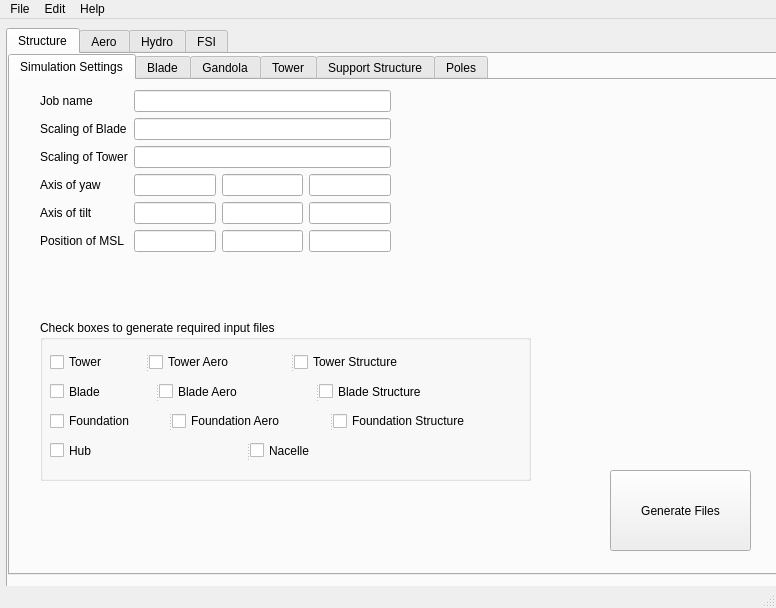
Old version of the form form.ui in the repository Jamal-dev/DeSIO_GUI.
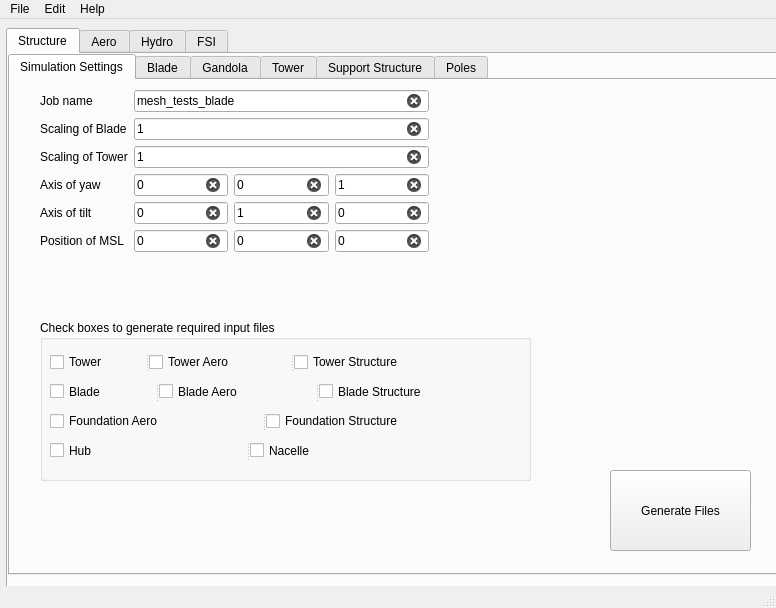
New version of the form. Icons and pictures are not drawn. Custom widgets are drawn as their Qt base class.

Commit message: Generate button functionality is added. Checks on inputs are also added. yaml_converter_py still needs to be improved. By checking some boxes on and off producing errors in the yaml_converter_py/src/main.py. Paths of batch files should be added into the GUI.

Diff of the .ui file:
```diff
--- a/form.ui
+++ b/form.ui
@@ -80,7 +80,7 @@
         <property name="title">
          <string>Check boxes to generate required input files</string>
         </property>
-        <widget class="QWidget" name="">
+        <widget class="QWidget" name="layoutWidget">
          <property name="geometry">
           <rect>
            <x>10</x>
@@ -142,11 +142,6 @@
             <property name="orientation">
              <enum>Qt::Horizontal</enum>
             </property>
-            <widget class="QCheckBox" name="cbFoundation">
-             <property name="text">
-              <string>Foundation</string>
-             </property>
-            </widget>
             <widget class="QCheckBox" name="cbFoundationAero">
              <property name="text">
               <string>Foundation Aero</string>
@@ -192,12 +187,12 @@
          <string>Generate Files</string>
         </property>
        </widget>
-       <widget class="QWidget" name="">
+       <widget class="QWidget" name="layoutWidget">
         <property name="geometry">
          <rect>
           <x>30</x>
           <y>10</y>
-          <width>351</width>
+          <width>389</width>
           <height>191</height>
          </rect>
         </property>
@@ -214,6 +209,12 @@
          </item>
          <item row="0" column="1">
           <widget class="QLineEdit" name="lineJobName">
+           <property name="toolTip">
+            <string>Enter the nameof the job</string>
+           </property>
+           <property name="text">
+            <string>mesh_tests_blade</string>
+           </property>
            <property name="clearButtonEnabled">
             <bool>true</bool>
            </property>
@@ -221,6 +222,12 @@
          </item>
          <item row="1" column="1">
           <widget class="QLineEdit" name="lineBladeScaling">
+           <property name="toolTip">
+            <string>Enter scaling of blade</string>
+           </property>
+           <property name="text">
+            <string>1</string>
+           </property>
            <property name="clearButtonEnabled">
             <bool>true</bool>
            </property>
@@ -248,6 +255,12 @@
          </item>
          <item row="2" column="1">
           <widget class="QLineEdit" name="lineTowerScaling">
+           <property name="toolTip">
+            <string>Enter scaling of tower</string>
+           </property>
+           <property name="text">
+            <string>1</string>
+           </property>
            <property name="clearButtonEnabled">
             <bool>true</bool>
            </property>
@@ -257,6 +270,12 @@
           <layout class="QHBoxLayout" name="horizontalLayout">
            <item>
             <widget class="QLineEdit" name="lineYawAxis_1">
+             <property name="toolTip">
+              <string>Enter first component of yaw axis</string>
+             </property>
+             <property name="text">
+              <string>0</string>
+             </property>
              <property name="clearButtonEnabled">
               <bool>true</bool>
              </property>
@@ -264,6 +283,12 @@
            </item>
            <item>
             <widget class="QLineEdit" name="lineYawAxis_2">
+             <property name="toolTip">
+              <string>Enter second component of yaw axis</string>
+             </property>
+             <property name="text">
+              <string>0</string>
+             </property>
              <property name="clearButtonEnabled">
               <bool>true</bool>
              </property>
@@ -271,6 +296,12 @@
            </item>
            <item>
             <widget class="QLineEdit" name="lineYawAxis_3">
+             <property name="toolTip">
+              <string>Enter third component of yaw axis</string>
+             </property>
+             <property name="text">
+              <string>1</string>
+             </property>
              <property name="clearButtonEnabled">
               <bool>true</bool>
              </property>
@@ -292,6 +323,12 @@
           <layout class="QHBoxLayout" name="horizontalLayout_2">
            <item>
             <widget class="QLineEdit" name="lineTiltAxis_1">
+             <property name="toolTip">
+              <string>Enter first component of tilt axis</string>
+             </property>
+             <property name="text">
+              <string>0</string>
+             </property>
              <property name="clearButtonEnabled">
               <bool>true</bool>
              </property>
@@ -299,6 +336,12 @@
            </item>
            <item>
             <widget class="QLineEdit" name="lineTiltAxis_2">
+             <property name="toolTip">
+              <string>Enter second component of tilt axis</string>
+             </property>
+             <property name="text">
+              <string>1</string>
+             </property>
              <property name="clearButtonEnabled">
               <bool>true</bool>
              </property>
@@ -306,6 +349,12 @@
            </item>
            <item>
             <widget class="QLineEdit" name="lineTiltAxis_3">
+             <property name="toolTip">
+              <string>Enter third component of tilt axis</string>
+             </property>
+             <property name="text">
+              <string>0</string>
+             </property>
              <property name="clearButtonEnabled">
               <bool>true</bool>
              </property>
@@ -327,6 +376,12 @@
           <layout class="QHBoxLayout" name="horizontalLayout_3">
            <item>
             <widget class="QLineEdit" name="lineMSLpos_1">
+             <property name="toolTip">
+              <string>Enter first component of MSL position</string>
+             </property>
+             <property name="text">
+              <string>0</string>
+             </property>
              <property name="clearButtonEnabled">
               <bool>true</bool>
              </property>
@@ -334,6 +389,12 @@
            </item>
            <item>
             <widget class="QLineEdit" name="lineMSLpos_2">
+             <property name="toolTip">
+              <string>Enter second component of MSL position</string>
+             </property>
+             <property name="text">
+              <string>0</string>
+             </property>
              <property name="clearButtonEnabled">
               <bool>true</bool>
              </property>
@@ -341,6 +402,12 @@
            </item>
            <item>
             <widget class="QLineEdit" name="lineMSLpos_3">
+             <property name="toolTip">
+              <string>Enter third component of MSL position</string>
+             </property>
+             <property name="text">
+              <string>0</string>
+             </property>
              <property name="clearButtonEnabled">
               <bool>true</bool>
              </property>
```
The commit also changes 42 other files.
